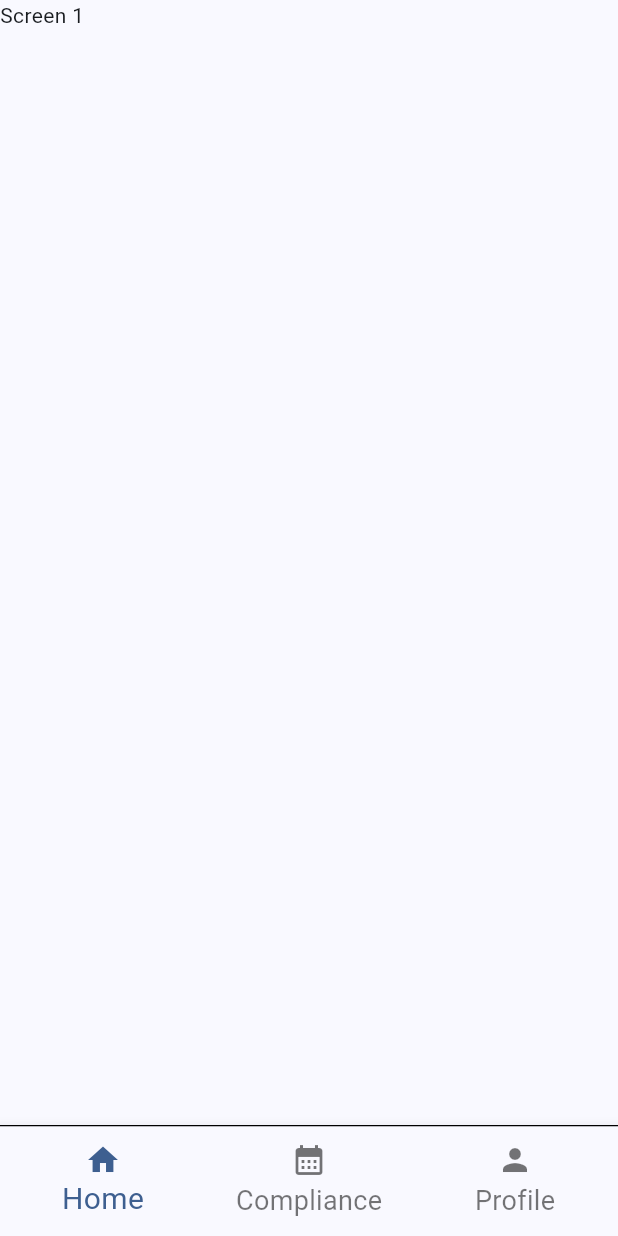
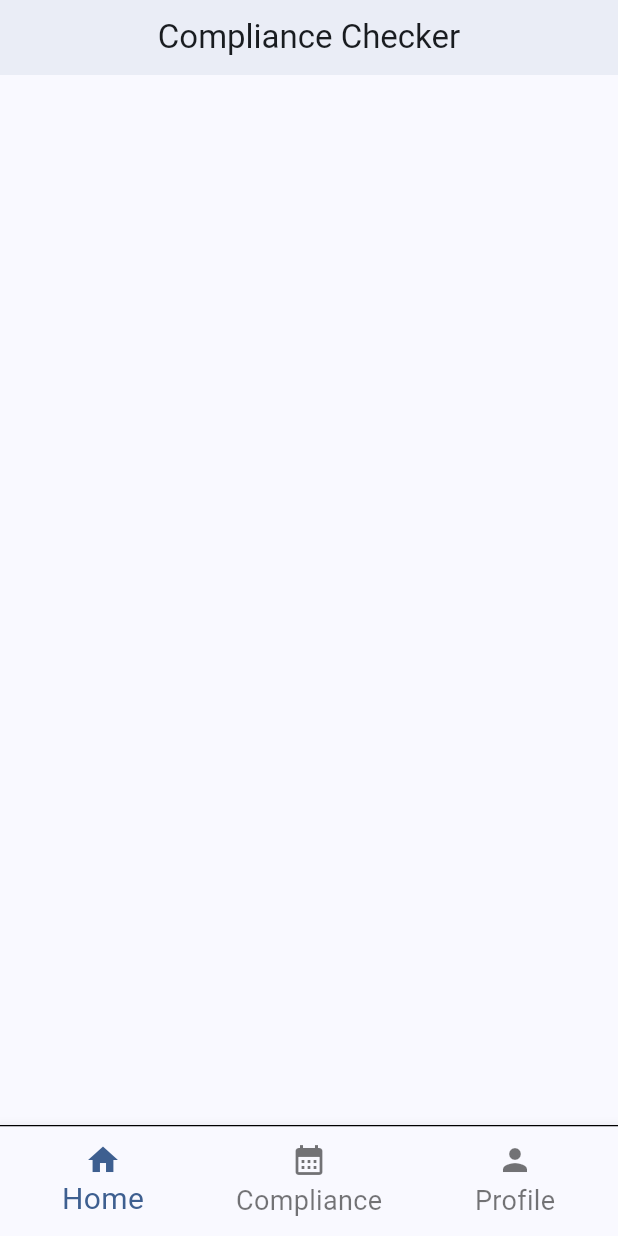
Before and after one commit to Md-Aziz-Developer/compliance-tracker, a Flutter app: the screen it shows after launch, on a phone screen of 412 x 824 dp. Run offline on Flutter 3.47's test engine with Material 3 defaults, Android fonts, the phone set to English and light mode, and no system bars; our stand-ins replace get.

Commit message:
added home screen

```diff
--- /dev/null
+++ b/lib/screens/home_screen.dart
@@ -0,0 +1,28 @@
+import 'package:flutter/material.dart';
+
+class HomeScreen extends StatefulWidget {
+  const HomeScreen({super.key});
+
+  @override
+  State<HomeScreen> createState() => _HomeScreenState();
+}
+
+class _HomeScreenState extends State<HomeScreen> {
+  @override
+  Widget build(BuildContext context) {
+    return Scaffold(
+      appBar: PreferredSize(
+          preferredSize: Size.fromHeight(50),
+          child: AppBar(
+            // backgroundColor: const Color.fromRGBO(238, 242, 248, 1),
+            centerTitle: true,
+            // title: Image.asset(
+            //   'assets/images/Compliance_tracker.png',
+            //   width: 100,
+            // ),
+            title: Text('Compliance Checker'),
+            elevation: 3,
+          )),
+    );
+  }
+}
--- a/lib/screens/index_screen.dart
+++ b/lib/screens/index_screen.dart
@@ -1,3 +1,4 @@
+import 'package:compliance_tracker/screens/home_screen.dart';
 import 'package:flutter/material.dart';
 
 class IndexScreen extends StatefulWidget {
@@ -20,7 +21,7 @@ class _IndexScreenState extends State<IndexScreen> {
   }
 
   final List<Widget> _pages = [
-    const Text('Screen 1'),
+    const HomeScreen(),
     const Text('Screen 2'),
     const Text('Screen 3')
   ];
```
